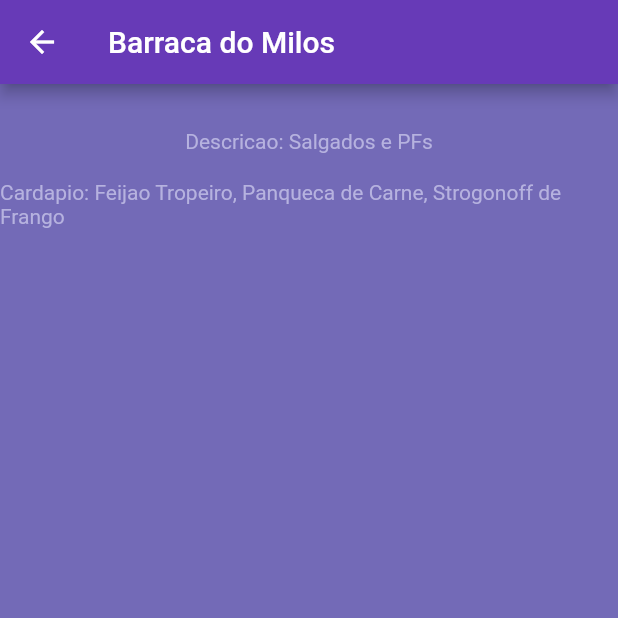
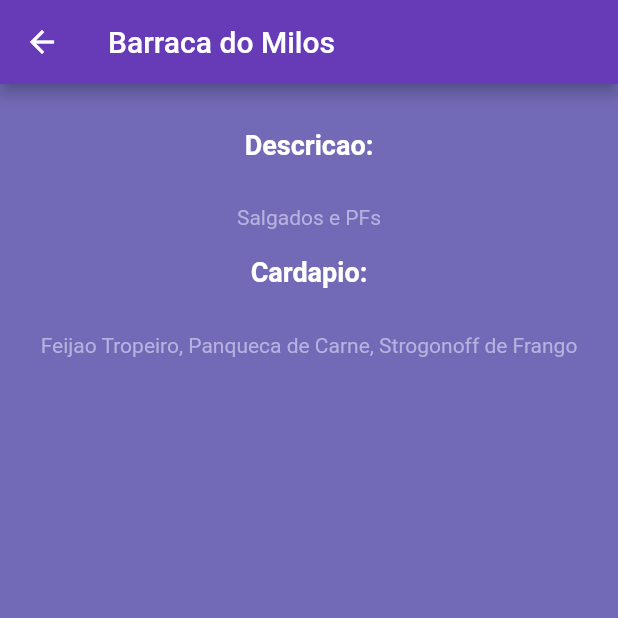
Before and after one commit to lfsca/app-flutter-LuizFellipe-BrunoCoutinho, a Flutter app: the screen it shows after launch, after a tap on "Barraca do Milos", on a phone screen of 412 x 824 dp, the top half of it. Run offline on Flutter 3.47's test engine with Material 2 defaults, Android fonts, the light colour scheme and no system bars; missing offline and left inert: dart:ffi; Roboto replaces fonts that are missing (Poppins).

Commit message:
primeiras imagens das barracas

```diff
--- a/flutter_project/lib/barraca.dart
+++ b/flutter_project/lib/barraca.dart
@@ -27,14 +27,14 @@ List<Barraca> barracas = [
     nomeBarraca: "Barraca do Amarelinho",
     descricao: "Yakisobas e Salgadinhos",
     cardapio: "Yakisobas e Jacalhau",
-    imagemBarraca: "IMAGEM",
+    imagemBarraca: "assets/img/amarelinho.jpeg",
   ),
   Barraca(
     id: "3",
     nomeBarraca: "Barraca do Churrasquinho",
     descricao: "Churrasquinhos e PFs",
     cardapio: "Churrasquinhos e PF de Churrasquinho",
-    imagemBarraca: "IMAGEM",
+    imagemBarraca: "assets/img/churrasquinho.jpeg",
   ),
   Barraca(
     id: "4",
--- a/flutter_project/lib/detailpage.dart
+++ b/flutter_project/lib/detailpage.dart
@@ -14,12 +14,23 @@ class DetailPage extends StatelessWidget {
           child: Center(
         child: Column(children: [
           Padding(padding: EdgeInsets.only(top: 30.0)),
-          Text('Descricao: ${barraca.descricao}', style: Style.commonTextStyle),
+          Text('Descricao:', style: Style.headerTextStyle),
+          Padding(padding: EdgeInsets.only(top: 30.0)),
+          Text('${barraca.descricao}', style: Style.commonTextStyle),
           Container(
               margin: new EdgeInsets.symmetric(vertical: 8.0),
               height: 2.0,
               width: 18.0),
-          Text('Cardapio: ${barraca.cardapio}', style: Style.commonTextStyle)
+          Center(child: Text('Cardapio:', style: Style.headerTextStyle)),
+          Padding(padding: EdgeInsets.only(top: 30.0)),
+          Text('${barraca.cardapio}', style: Style.commonTextStyle),
+          Padding(padding: EdgeInsets.only(top: 30.0)),
+          if (barraca.imagemBarraca != "IMAGEM")
+            (Image.asset(
+              barraca.imagemBarraca,
+              width: 250.0,
+              height: 250.0,
+            )),
         ]),
       ));
     }
--- a/flutter_project/lib/homepage.dart
+++ b/flutter_project/lib/homepage.dart
@@ -11,7 +11,7 @@ class HomePage extends StatelessWidget {
   @override
   Widget build(BuildContext context) {
     return Scaffold(
-        appBar: AppBar(title: const Text('QUEMtinhas')),
+        appBar: AppBar(title: const Text('Hora do Rango PUC-Rio')),
         body: Container(
             color: Color(0xFF736AB7),
             child: Center(
@@ -34,6 +34,7 @@ class HomePage extends StatelessWidget {
                                     DetailPage(barracas[index]),
                               )),
                               child: Card(
+                                  color: Colors.deepPurple,
                                   shape: RoundedRectangleBorder(
                                       borderRadius: BorderRadius.circular(10),
                                       side: BorderSide(
@@ -41,7 +42,6 @@ class HomePage extends StatelessWidget {
                                         width: 1,
                                       )),
                                   child: Container(
-                                      color: Colors.deepPurple,
                                       width: 100,
                                       height: 100,
                                       child: Center(
--- a/flutter_project/pubspec.yaml
+++ b/flutter_project/pubspec.yaml
@@ -60,9 +60,9 @@ flutter:
   uses-material-design: true
 
   # To add assets to your application, add an assets section, like this:
-  # assets:
-  #   - images/a_dot_burr.jpeg
-  #   - images/a_dot_ham.jpeg
+  assets:
+   - assets/img/amarelinho.jpeg
+   - assets/img/churrasquinho.jpeg
 
   # An image asset can refer to one or more resolution-specific "variants", see
   # https://flutter.dev/assets-and-images/#resolution-aware.
```
Also changed, not shown: flutter_project/assets/img/amarelinho.jpeg (added), flutter_project/assets/img/churrasquinho.jpeg (added), 1 other file.
